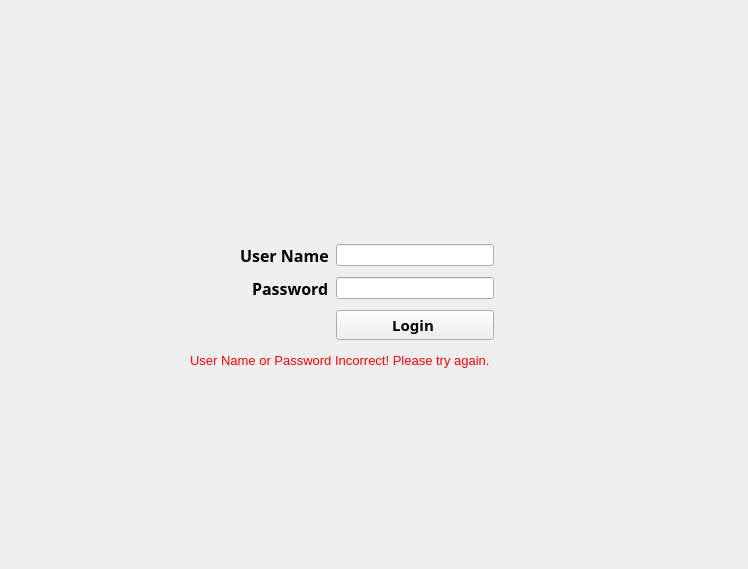
Qt form src/gui/fubc_lib.ui (ysalo/fubc_library) before a commit.
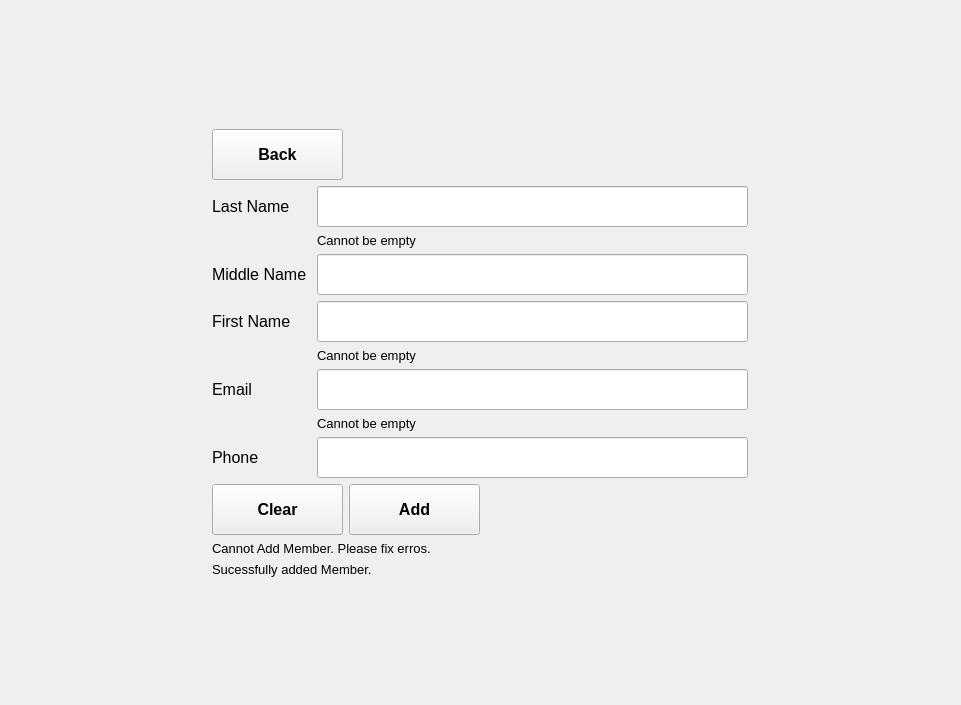
The same form after that commit.

Patch:
```diff
--- a/src/gui/fubc_lib.ui
+++ b/src/gui/fubc_lib.ui
@@ -6,10 +6,18 @@
    <rect>
     <x>0</x>
     <y>0</y>
-    <width>748</width>
-    <height>569</height>
+    <width>961</width>
+    <height>705</height>
    </rect>
   </property>
+  <property name="font">
+   <font>
+    <pointsize>10</pointsize>
+   </font>
+  </property>
+  <property name="contextMenuPolicy">
+   <enum>Qt::DefaultContextMenu</enum>
+  </property>
   <property name="windowTitle">
    <string>FUBC Library</string>
   </property>
@@ -17,168 +25,262 @@
    <string notr="true">Fusion</string>
   </property>
   <property name="currentIndex">
-   <number>0</number>
+   <number>3</number>
   </property>
   <widget class="QWidget" name="LoginPage">
-   <widget class="QLabel" name="login_err_msg">
-    <property name="enabled">
-     <bool>false</bool>
+   <layout class="QFormLayout" name="formLoginPageLayout">
+    <property name="fieldGrowthPolicy">
+     <enum>QFormLayout::AllNonFixedFieldsGrow</enum>
     </property>
-    <property name="geometry">
-     <rect>
-      <x>190</x>
-      <y>350</y>
-      <width>384</width>
-      <height>21</height>
-     </rect>
+    <property name="labelAlignment">
+     <set>Qt::AlignCenter</set>
     </property>
-    <property name="font">
-     <font>
-      <pointsize>10</pointsize>
-     </font>
+    <property name="formAlignment">
+     <set>Qt::AlignCenter</set>
     </property>
-    <property name="text">
-     <string>&lt;html&gt;&lt;head/&gt;&lt;body&gt;&lt;p&gt;&lt;span style=&quot; color:#ff0000;&quot;&gt;User Name or Password Incorrect! Please try again.&lt;/span&gt;&lt;/p&gt;&lt;/body&gt;&lt;/html&gt;</string>
+    <item row="0" column="0">
+     <layout class="QVBoxLayout" name="verticalInputLayout">
+      <item>
+       <layout class="QVBoxLayout" name="verticalUserAndPassLayout">
+        <item>
+         <widget class="QLabel" name="user_label">
+          <property name="font">
+           <font>
+            <family>Segoe UI Black</family>
+            <pointsize>12</pointsize>
+            <weight>75</weight>
+            <bold>true</bold>
+           </font>
+          </property>
+          <property name="text">
+           <string>User Name</string>
+          </property>
+         </widget>
+        </item>
+        <item>
+         <widget class="QLineEdit" name="user_line">
+          <property name="minimumSize">
+           <size>
+            <width>251</width>
+            <height>41</height>
+           </size>
+          </property>
+          <property name="maximumSize">
+           <size>
+            <width>251</width>
+            <height>41</height>
+           </size>
+          </property>
+          <property name="font">
+           <font>
+            <pointsize>10</pointsize>
+           </font>
+          </property>
+          <property name="text">
+           <string/>
+          </property>
+         </widget>
+        </item>
+        <item>
+         <widget class="QLabel" name="user_label_2">
+          <property name="font">
+           <font>
+            <family>Segoe UI Black</family>
+            <pointsize>12</pointsize>
+            <weight>75</weight>
+            <bold>true</bold>
+           </font>
+          </property>
+          <property name="text">
+           <string>Password</string>
+          </property>
+         </widget>
+        </item>
+        <item>
+         <widget class="QLineEdit" name="pass_line">
+          <property name="enabled">
+           <bool>true</bool>
+          </property>
+          <property name="minimumSize">
+           <size>
+            <width>251</width>
+            <height>41</height>
+           </size>
+          </property>
+          <property name="maximumSize">
+           <size>
+            <width>251</width>
+            <height>41</height>
+           </size>
+          </property>
+          <property name="font">
+           <font>
+            <pointsize>10</pointsize>
+           </font>
+          </property>
+          <property name="text">
+           <string/>
+          </property>
+          <property name="echoMode">
+           <enum>QLineEdit::Password</enum>
+          </property>
+         </widget>
+        </item>
+       </layout>
+      </item>
+      <item>
+       <layout class="QVBoxLayout" name="verticalLoginAndErrLayout">
+        <item>
+         <widget class="QPushButton" name="login_btn">
+          <property name="minimumSize">
+           <size>
+            <width>131</width>
+            <height>41</height>
+           </size>
+          </property>
+          <property name="maximumSize">
+           <size>
+            <width>131</width>
+            <height>41</height>
+           </size>
+          </property>
+          <property name="font">
+           <font>
+            <family>Segoe UI Black</family>
+            <pointsize>11</pointsize>
+            <weight>75</weight>
+            <bold>true</bold>
+           </font>
+          </property>
+          <property name="mouseTracking">
+           <bool>false</bool>
+          </property>
+          <property name="text">
+           <string>Login </string>
+          </property>
+          <property name="autoDefault">
+           <bool>true</bool>
+          </property>
+         </widget>
+        </item>
+        <item>
+         <widget class="QLabel" name="login_err_msg">
+          <property name="enabled">
+           <bool>false</bool>
+          </property>
+          <property name="font">
+           <font>
+            <pointsize>10</pointsize>
+           </font>
+          </property>
+          <property name="text">
+           <string>&lt;html&gt;&lt;head/&gt;&lt;body&gt;&lt;p&gt;&lt;span style=&quot; color:#ff0000;&quot;&gt;User Name or Password Incorrect!&lt;/span&gt;&lt;/p&gt;&lt;/body&gt;&lt;/html&gt;</string>
+          </property>
+         </widget>
+        </item>
+       </layout>
+      </item>
+     </layout>
+    </item>
+   </layout>
+  </widget>
+  <widget class="QWidget" name="Menu_Page">
+   <layout class="QFormLayout" name="formMenuLayout">
+    <property name="labelAlignment">
+     <set>Qt::AlignCenter</set>
     </property>
-   </widget>
-   <widget class="QWidget" name="layoutWidget">
-    <property name="geometry">
-     <rect>
-      <x>240</x>
-      <y>240</y>
-      <width>254</width>
-      <height>106</height>
-     </rect>
+    <property name="formAlignment">
+     <set>Qt::AlignCenter</set>
     </property>
-    <layout class="QGridLayout" name="gridLayout" rowstretch="0,0,0" columnstretch="0,0" rowminimumheight="0,0,0">
-     <property name="leftMargin">
-      <number>0</number>
-     </property>
-     <property name="topMargin">
-      <number>0</number>
-     </property>
-     <property name="horizontalSpacing">
-      <number>7</number>
-     </property>
-     <item row="0" column="0">
-      <widget class="QLabel" name="user_label">
-       <property name="font">
-        <font>
-         <family>Segoe UI Black</family>
-         <pointsize>12</pointsize>
-         <weight>75</weight>
-         <bold>true</bold>
-        </font>
-       </property>
-       <property name="text">
-        <string>User Name</string>
-       </property>
-      </widget>
-     </item>
-     <item row="0" column="1">
-      <widget class="QLineEdit" name="user_line">
-       <property name="text">
-        <string/>
-       </property>
-       <property name="echoMode">
-        <enum>QLineEdit::Normal</enum>
-       </property>
-      </widget>
-     </item>
-     <item row="1" column="0">
-      <widget class="QLabel" name="pass_label">
-       <property name="font">
-        <font>
-         <family>Segoe UI Black</family>
-         <pointsize>12</pointsize>
-         <weight>75</weight>
-         <bold>true</bold>
-        </font>
-       </property>
-       <property name="text">
-        <string>Password</string>
-       </property>
-       <property name="margin">
-        <number>0</number>
-       </property>
-       <property name="indent">
-        <number>12</number>
-       </property>
-       <property name="openExternalLinks">
-        <bool>false</bool>
-       </property>
-      </widget>
-     </item>
-     <item row="1" column="1">
-      <widget class="QLineEdit" name="pass_line">
-       <property name="text">
-        <string/>
-       </property>
-       <property name="echoMode">
-        <enum>QLineEdit::Password</enum>
-       </property>
-      </widget>
-     </item>
-     <item row="2" column="1">
-      <widget class="QPushButton" name="loginBtn">
-       <property name="font">
-        <font>
-         <family>Segoe UI Black</family>
-         <pointsize>11</pointsize>
-         <weight>75</weight>
-         <bold>true</bold>
-        </font>
-       </property>
-       <property name="mouseTracking">
-        <bool>false</bool>
-       </property>
-       <property name="text">
-        <string>Login </string>
-       </property>
-       <property name="autoDefault">
-        <bool>true</bool>
-       </property>
-      </widget>
-     </item>
-    </layout>
-   </widget>
+    <item row="0" column="0">
+     <layout class="QVBoxLayout" name="verticalLayout_3">
+      <item>
+       <widget class="QPushButton" name="add_mem_menu_btn">
+        <property name="minimumSize">
+         <size>
+          <width>151</width>
+          <height>51</height>
+         </size>
+        </property>
+        <property name="maximumSize">
+         <size>
+          <width>151</width>
+          <height>51</height>
+         </size>
+        </property>
+        <property name="font">
+         <font>
+          <pointsize>10</pointsize>
+          <weight>75</weight>
+          <bold>true</bold>
+         </font>
+        </property>
+        <property name="text">
+         <string>Add Member </string>
+        </property>
+       </widget>
+      </item>
+      <item>
+       <widget class="QPushButton" name="add_book_menu_btn">
+        <property name="minimumSize">
+         <size>
+          <width>151</width>
+          <height>51</height>
+         </size>
+        </property>
+        <property name="maximumSize">
+         <size>
+          <width>151</width>
+          <height>51</height>
+         </size>
+        </property>
+        <property name="font">
+         <font>
+          <pointsize>10</pointsize>
+          <weight>75</weight>
+          <bold>true</bold>
+         </font>
+        </property>
+        <property name="text">
+         <string>Add Book</string>
+        </property>
+       </widget>
+      </item>
+      <item>
+       <widget class="QPushButton" name="add_genre_menu_btn">
+        <property name="minimumSize">
+         <size>
+          <width>151</width>
+          <height>51</height>
+         </size>
+        </property>
+        <property name="maximumSize">
+         <size>
+          <width>151</width>
+          <height>51</height>
+         </size>
+        </property>
+        <property name="font">
+         <font>
+          <pointsize>10</pointsize>
+          <weight>75</weight>
+          <bold>true</bold>
+         </font>
+        </property>
+        <property name="text">
+         <string>Add Genre</string>
+        </property>
+       </widget>
+      </item>
+     </layout>
+    </item>
+   </layout>
   </widget>
   <widget class="QWidget" name="AddBookPage">
    <layout class="QGridLayout" name="gridLayout_3">
     <item row="0" column="0">
      <layout class="QGridLayout" name="bookGridLayout">
-      <item row="10" column="1">
-       <widget class="QPushButton" name="clear_book_btn">
-        <property name="font">
-         <font>
-          <pointsize>9</pointsize>
-          <weight>75</weight>
-          <bold>true</bold>
-         </font>
-        </property>
-        <property name="text">
-         <string>Clear Book</string>
-        </property>
-        <property name="autoDefault">
-         <bool>true</bool>
-        </property>
-       </widget>
-      </item>
-      <item row="8" column="0">
-       <widget class="QLabel" name="genre_label">
-        <property name="text">
-         <string>Genre</string>
-        </property>
-       </widget>
-      </item>
-      <item row="5" column="0">
-       <widget class="QLabel" name="language_label">
-        <property name="text">
-         <string>Language</string>
-        </property>
-       </widget>
-      </item>
-      <item row="5" column="1">
+      <item row="6" column="1">
        <widget class="QComboBox" name="language_box">
         <property name="enabled">
          <bool>true</bool>
@@ -209,17 +311,7 @@
         </item>
        </widget>
       </item>
-      <item row="6" column="1">
-       <widget class="QLineEdit" name="pub_year_line"/>
-      </item>
-      <item row="6" column="0">
-       <widget class="QLabel" name="pub_year_label">
-        <property name="text">
-         <string>Publication Year</string>
-        </property>
-       </widget>
-      </item>
-      <item row="8" column="1">
+      <item row="9" column="1">
        <widget class="QComboBox" name="genre_box">
         <property name="enabled">
          <bool>true</bool>
@@ -245,56 +337,30 @@
         </item>
        </widget>
       </item>
-      <item row="1" column="1">
-       <widget class="QLineEdit" name="book_title_line"/>
+      <item row="7" column="1">
+       <widget class="QLineEdit" name="pub_year_line"/>
       </item>
-      <item row="4" column="0">
+      <item row="7" column="0">
+       <widget class="QLabel" name="pub_year_label">
+        <property name="text">
+         <string>Publication Year</string>
+        </property>
+       </widget>
+      </item>
+      <item row="5" column="0">
        <widget class="QLabel" name="isbn_label">
         <property name="text">
          <string>ISBN</string>
         </property>
        </widget>
       </item>
-      <item row="1" column="0">
-       <widget class="QLabel" name="book_title_label">
-        <property name="text">
-         <string>Title </string>
-        </property>
-       </widget>
+      <item row="2" column="1">
+       <widget class="QLineEdit" name="book_title_line"/>
       </item>
-      <item row="0" column="0">
-       <widget class="QLabel" name="book_label">
-        <property name="font">
-         <font>
-          <pointsize>10</pointsize>
-          <weight>75</weight>
-          <bold>true</bold>
-         </font>
-        </property>
-        <property name="text">
-         <string>Book</string>
-        </property>
-       </widget>
-      </item>
-      <item row="4" column="1">
+      <item row="5" column="1">
        <widget class="QLineEdit" name="isbn_line"/>
       </item>
-      <item row="3" column="1">
-       <widget class="QLabel" name="book_title_err_msg">
-        <property name="enabled">
-         <bool>true</bool>
-        </property>
-        <property name="font">
-         <font>
-          <pointsize>7</pointsize>
-         </font>
-        </property>
-        <property name="text">
-         <string>&lt;html&gt;&lt;head/&gt;&lt;body&gt;&lt;p&gt;&lt;span style=&quot; color:#ff0000;&quot;&gt;Can't Empty!&lt;/span&gt;&lt;/p&gt;&lt;/body&gt;&lt;/html&gt;</string>
-        </property>
-       </widget>
-      </item>
-      <item row="7" column="1">
+      <item row="8" column="1">
        <widget class="QLabel" name="pub_year_err_msg">
         <property name="enabled">
          <bool>true</bool>
@@ -309,6 +375,80 @@
         </property>
        </widget>
       </item>
+      <item row="4" column="1">
+       <widget class="QLabel" name="book_title_err_msg">
+        <property name="enabled">
+         <bool>true</bool>
+        </property>
+        <property name="font">
+         <font>
+          <pointsize>7</pointsize>
+         </font>
+        </property>
+        <property name="text">
+         <string>&lt;html&gt;&lt;head/&gt;&lt;body&gt;&lt;p&gt;&lt;span style=&quot; color:#ff0000;&quot;&gt;Can't Empty!&lt;/span&gt;&lt;/p&gt;&lt;/body&gt;&lt;/html&gt;</string>
+        </property>
+       </widget>
+      </item>
+      <item row="1" column="0">
+       <widget class="QLabel" name="book_label">
+        <property name="font">
+         <font>
+          <pointsize>10</pointsize>
+          <weight>75</weight>
+          <bold>true</bold>
+         </font>
+        </property>
+        <property name="text">
+         <string>Book</string>
+        </property>
+       </widget>
+      </item>
+      <item row="2" column="0">
+       <widget class="QLabel" name="book_title_label">
+        <property name="text">
+         <string>Title </string>
+        </property>
+       </widget>
+      </item>
+      <item row="11" column="1">
+       <widget class="QPushButton" name="clear_book_btn">
+        <property name="font">
+         <font>
+          <pointsize>9</pointsize>
+          <weight>75</weight>
+          <bold>true</bold>
+         </font>
+        </property>
+        <property name="text">
+         <string>Clear Book</string>
+        </property>
+        <property name="autoDefault">
+         <bool>true</bool>
+        </property>
+       </widget>
+      </item>
+      <item row="6" column="0">
+       <widget class="QLabel" name="language_label">
+        <property name="text">
+         <string>Language</string>
+        </property>
+       </widget>
+      </item>
+      <item row="9" column="0">
+       <widget class="QLabel" name="genre_label">
+        <property name="text">
+         <string>Genre</string>
+        </property>
+       </widget>
+      </item>
+      <item row="0" column="0">
+       <widget class="QPushButton" name="add_book_back_btn">
+        <property name="text">
+         <string>Back</string>
+        </property>
+       </widget>
+      </item>
      </layout>
     </item>
     <item row="0" column="1">
@@ -721,6 +861,306 @@
     </item>
    </layout>
   </widget>
+  <widget class="QWidget" name="AddMemberPage">
+   <layout class="QFormLayout" name="formLayout">
+    <property name="labelAlignment">
+     <set>Qt::AlignCenter</set>
+    </property>
+    <property name="formAlignment">
+     <set>Qt::AlignCenter</set>
+    </property>
+    <item row="0" column="0">
+     <widget class="QPushButton" name="add_mem_back_btn">
+      <property name="minimumSize">
+       <size>
+        <width>131</width>
+        <height>51</height>
+       </size>
+      </property>
+      <property name="maximumSize">
+       <size>
+        <width>131</width>
+        <height>51</height>
+       </size>
+      </property>
+      <property name="font">
+       <font>
+        <pointsize>12</pointsize>
+        <weight>75</weight>
+        <bold>true</bold>
+       </font>
+      </property>
+      <property name="text">
+       <string>Back</string>
+      </property>
+     </widget>
+    </item>
+    <item row="1" column="0">
+     <layout class="QGridLayout" name="gridLayout">
+      <item row="0" column="0">
+       <widget class="QLabel" name="add_mem_last_label">
+        <property name="font">
+         <font>
+          <pointsize>12</pointsize>
+         </font>
+        </property>
+        <property name="text">
+         <string>Last Name</string>
+        </property>
+       </widget>
+      </item>
+      <item row="0" column="1">
+       <widget class="QLineEdit" name="add_mem_last_line">
+        <property name="minimumSize">
+         <size>
+          <width>431</width>
+          <height>41</height>
+         </size>
+        </property>
+        <property name="maximumSize">
+         <size>
+          <width>431</width>
+          <height>41</height>
+         </size>
+        </property>
+        <property name="font">
+         <font>
+          <pointsize>10</pointsize>
+         </font>
+        </property>
+       </widget>
+      </item>
+      <item row="1" column="1">
+       <widget class="QLabel" name="add_mem_last_err_msg">
+        <property name="text">
+         <string>Cannot be empty </string>
+        </property>
+       </widget>
+      </item>
+      <item row="2" column="0">
+       <widget class="QLabel" name="add_mem_mid_label">
+        <property name="font">
+         <font>
+          <pointsize>12</pointsize>
+         </font>
+        </property>
+        <property name="text">
+         <string>Middle Name </string>
+        </property>
+       </widget>
+      </item>
+      <item row="2" column="1">
+       <widget class="QLineEdit" name="add_mem_mid_line">
+        <property name="minimumSize">
+         <size>
+          <width>431</width>
+          <height>41</height>
+         </size>
+        </property>
+        <property name="maximumSize">
+         <size>
+          <width>431</width>
+          <height>41</height>
+         </size>
+        </property>
+        <property name="font">
+         <font>
+          <pointsize>10</pointsize>
+         </font>
+        </property>
+       </widget>
+      </item>
+      <item row="3" column="0">
+       <widget class="QLabel" name="add_mem_first_label">
+        <property name="font">
+         <font>
+          <pointsize>12</pointsize>
+         </font>
+        </property>
+        <property name="text">
+         <string>First Name </string>
+        </property>
+       </widget>
+      </item>
+      <item row="3" column="1">
+       <widget class="QLineEdit" name="add_mem_first_line">
+        <property name="minimumSize">
+         <size>
+          <width>431</width>
+          <height>41</height>
+         </size>
+        </property>
+        <property name="maximumSize">
+         <size>
+          <width>431</width>
+          <height>41</height>
+         </size>
+        </property>
+        <property name="font">
+         <font>
+          <pointsize>10</pointsize>
+         </font>
+        </property>
+       </widget>
+      </item>
+      <item row="4" column="1">
+       <widget class="QLabel" name="add_mem_first_err_msg">
+        <property name="text">
+         <string>Cannot be empty </string>
+        </property>
+       </widget>
+      </item>
+      <item row="5" column="0">
+       <widget class="QLabel" name="add_mem_email_label">
+        <property name="font">
+         <font>
+          <pointsize>12</pointsize>
+         </font>
+        </property>
+        <property name="text">
+         <string>Email</string>
+        </property>
+       </widget>
+      </item>
+      <item row="5" column="1">
+       <widget class="QLineEdit" name="add_mem_email_line">
+        <property name="minimumSize">
+         <size>
+          <width>431</width>
+          <height>41</height>
+         </size>
+        </property>
+        <property name="maximumSize">
+         <size>
+          <width>431</width>
+          <height>41</height>
+         </size>
+        </property>
+        <property name="font">
+         <font>
+          <pointsize>10</pointsize>
+         </font>
+        </property>
+       </widget>
+      </item>
+      <item row="6" column="1">
+       <widget class="QLabel" name="add_mem_email_err_msg">
+        <property name="text">
+         <string>Cannot be empty </string>
+        </property>
+       </widget>
+      </item>
+      <item row="7" column="0">
+       <widget class="QLabel" name="add_mem_phone_label">
+        <property name="font">
+         <font>
+          <pointsize>12</pointsize>
+         </font>
+        </property>
+        <property name="text">
+         <string>Phone</string>
+        </property>
+       </widget>
+      </item>
+      <item row="7" column="1">
+       <widget class="QLineEdit" name="add_mem_phone_line">
+        <property name="minimumSize">
+         <size>
+          <width>431</width>
+          <height>41</height>
+         </size>
+        </property>
+        <property name="maximumSize">
+         <size>
+          <width>431</width>
+          <height>41</height>
+         </size>
+        </property>
+        <property name="font">
+         <font>
+          <pointsize>10</pointsize>
+         </font>
+        </property>
+       </widget>
+      </item>
+     </layout>
+    </item>
+    <item row="2" column="0">
+     <layout class="QVBoxLayout" name="verticalLayout_4">
+      <item>
+       <layout class="QHBoxLayout" name="horizontalLayout_2">
+        <item>
+         <widget class="QPushButton" name="add_mem_clear_btn">
+          <property name="minimumSize">
+           <size>
+            <width>131</width>
+            <height>51</height>
+           </size>
+          </property>
+          <property name="maximumSize">
+           <size>
+            <width>131</width>
+            <height>51</height>
+           </size>
+          </property>
+          <property name="font">
+           <font>
+            <pointsize>12</pointsize>
+            <weight>75</weight>
+            <bold>true</bold>
+           </font>
+          </property>
+          <property name="text">
+           <string>Clear</string>
+          </property>
+         </widget>
+        </item>
+        <item>
+         <widget class="QPushButton" name="add_mem_add_btn">
+          <property name="minimumSize">
+           <size>
+            <width>131</width>
+            <height>51</height>
+           </size>
+          </property>
+          <property name="maximumSize">
+           <size>
+            <width>131</width>
+            <height>51</height>
+           </size>
+          </property>
+          <property name="font">
+           <font>
+            <pointsize>12</pointsize>
+            <weight>75</weight>
+            <bold>true</bold>
+           </font>
+          </property>
+          <property name="text">
+           <string>Add</string>
+          </property>
+         </widget>
+        </item>
+       </layout>
+      </item>
+      <item>
+       <widget class="QLabel" name="add_mem_fail_err_msg">
+        <property name="text">
+         <string>Cannot Add Member. Please fix erros.</string>
+        </property>
+       </widget>
+      </item>
+      <item>
+       <widget class="QLabel" name="add_mem_suc_msg">
+        <property name="text">
+         <string>Sucessfully added Member.</string>
+        </property>
+       </widget>
+      </item>
+     </layout>
+    </item>
+   </layout>
+  </widget>
  </widget>
  <tabstops>
   <tabstop>user_line</tabstop>
```
Left out of the diff: 14 changed lines with no effect on the pictures.
